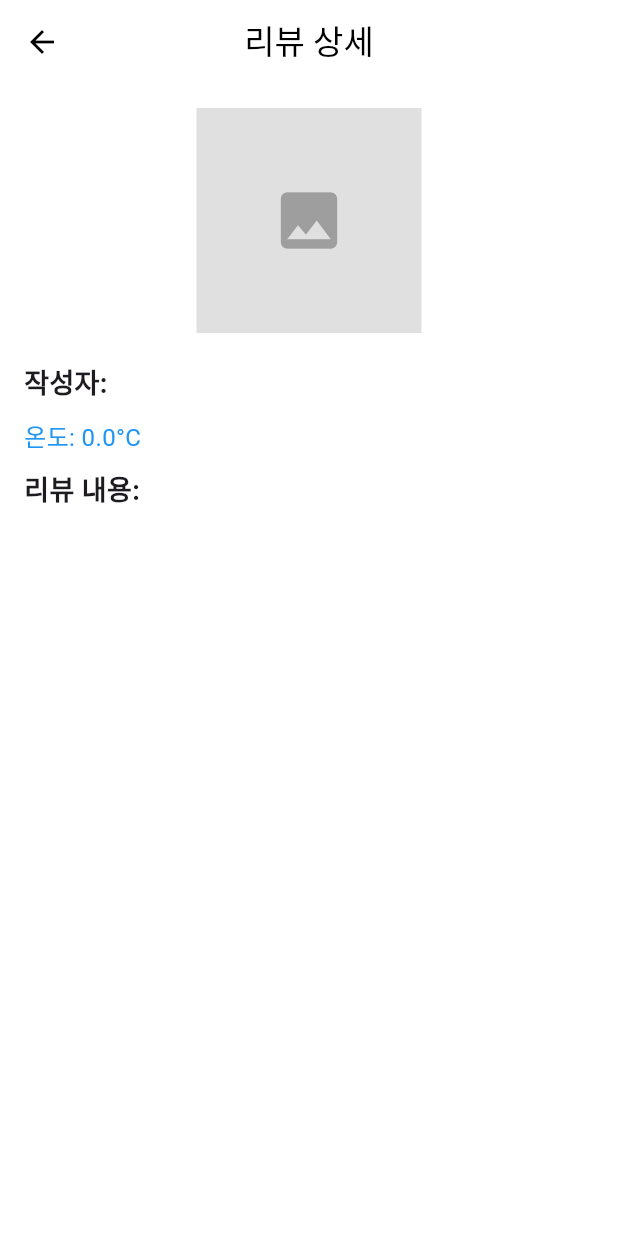
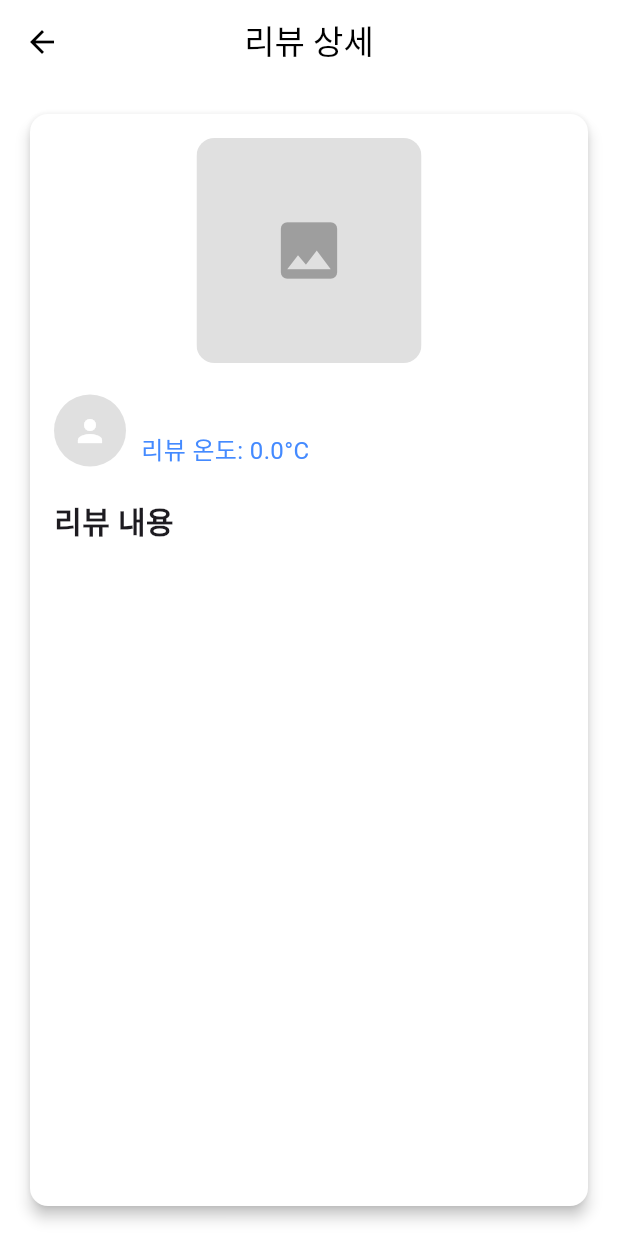
Before and after one commit to Android-Advanced/Frontend, a Flutter app: the ReviewDetailPage screen opened directly with empty values, on a phone screen of 412 x 824 dp. Run offline on Flutter 3.47's test engine with Material 3 defaults, Android fonts, the phone set to English and light mode, and no system bars; our stand-ins replace cloud_firestore, firebase_auth, firebase_core, firebase_storage, google_maps_flutter, image_picker and 1 more; accounts and stored records are empty; network calls fail.

Commit message:
FIX: 단순 UI 수정

```diff
--- a/lib/screens/ReviewDetailPage.dart
+++ b/lib/screens/ReviewDetailPage.dart
@@ -21,12 +21,23 @@ class ReviewDetailPage extends StatelessWidget {
       ),
       body: Padding(
         padding: const EdgeInsets.all(16.0),
+        child: Card(
+          color: Colors.white,
+          shape: RoundedRectangleBorder(
+            borderRadius: BorderRadius.circular(12),
+          ),
+          elevation: 4,
+          child: Padding(
+            padding: const EdgeInsets.all(16.0),
             child: Column(
               crossAxisAlignment: CrossAxisAlignment.start,
               children: [
                 // 썸네일 이미지
                 Center(
-              child: reviewData["thumbnail"] != null && reviewData["thumbnail"].isNotEmpty
+                  child: ClipRRect(
+                    borderRadius: BorderRadius.circular(12),
+                    child: reviewData["thumbnail"] != null &&
+                        reviewData["thumbnail"].isNotEmpty
                         ? Image.network(
                       reviewData["thumbnail"],
                       width: 150,
@@ -40,30 +51,63 @@ class ReviewDetailPage extends StatelessWidget {
                       child: const Icon(Icons.image, size: 50, color: Colors.grey),
                     ),
                   ),
+                ),
                 const SizedBox(height: 20),
-            // 작성자 이름
+                // 작성자 섹션
+                Row(
+                  children: [
+                    CircleAvatar(
+                      radius: 24,
+                      backgroundImage: reviewData["reviewerImage"] != null &&
+                          reviewData["reviewerImage"].isNotEmpty
+                          ? NetworkImage(reviewData["reviewerImage"])
+                          : null,
+                      backgroundColor: Colors.grey[300],
+                      child: reviewData["reviewerImage"] == null ||
+                          reviewData["reviewerImage"].isEmpty
+                          ? const Icon(Icons.person, color: Colors.white)
+                          : null,
+                    ),
+                    const SizedBox(width: 10),
+                    Column(
+                      crossAxisAlignment: CrossAxisAlignment.start,
+                      children: [
                         Text(
-              "작성자: ${reviewData['reviewerName'] ?? '익명'}",
-              style: const TextStyle(fontSize: 18, fontWeight: FontWeight.bold),
+                          reviewData['reviewerName'] ?? '익명',
+                          style: const TextStyle(
+                            fontSize: 18,
+                            fontWeight: FontWeight.bold,
+                          ),
+                        ),
+                        Text(
+                          "리뷰 온도: ${reviewData['temperature'].toStringAsFixed(1)}°C",
+                          style: TextStyle(
+                            fontSize: 16,
+                            color: Colors.blueAccent,
+                          ),
+                        ),
+                      ],
+                    ),
+                  ],
+                ),
+                const SizedBox(height: 20),
+                // 리뷰 제목
+                const Text(
+                  "리뷰 내용",
+                  style: TextStyle(
+                    fontSize: 20,
+                    fontWeight: FontWeight.bold,
+                  ),
                 ),
                 const SizedBox(height: 10),
-            // 온도
-            Text(
-              "온도: ${reviewData['temperature'].toStringAsFixed(1)}°C",
-              style: const TextStyle(fontSize: 16, color: Colors.blue),
-            ),
-            const SizedBox(height: 10),
-            // 리뷰 내용
-            Text(
-              "리뷰 내용:",
-              style: const TextStyle(fontSize: 18, fontWeight: FontWeight.bold),
-            ),
-            const SizedBox(height: 5),
+                // 리뷰 본문
                 Text(
                   reviewData['reviewText'] ?? "내용 없음",
-              style: const TextStyle(fontSize: 16),
+                  style: const TextStyle(fontSize: 16, height: 1.5),
                 ),
               ],
+            ),
+          ),
         ),
       ),
     );
--- a/lib/screens/home.dart
+++ b/lib/screens/home.dart
@@ -75,6 +75,7 @@ class _HomeState extends State<Home> {
 
   PreferredSizeWidget _appbarWidget() {
     return AppBar(
+      backgroundColor: Colors.white,
       title: Row(
         mainAxisAlignment: MainAxisAlignment.start,
         children: [
@@ -213,6 +214,7 @@ class _HomeState extends State<Home> {
         return true;
       },
       child: Scaffold(
+        backgroundColor: Colors.white,
         appBar: _appbarWidget(),
         body: _bodyWidget(),
         floatingActionButton: FloatingActionButton(
--- a/lib/screens/home_page.dart
+++ b/lib/screens/home_page.dart
@@ -108,6 +108,7 @@ class _HomePageState extends State<HomePage> {
 
   Widget _bottomNavigationbarWidget() {
     return BottomNavigationBar(
+      backgroundColor: Colors.white,
       type: BottomNavigationBarType.fixed,  // 균등하게 아이템을 배분
       onTap: (int index){
         setState(() {
--- a/lib/screens/map.dart
+++ b/lib/screens/map.dart
@@ -59,6 +59,7 @@ class _MapscreenState extends State<Mapscreen> {
   @override
   Widget build(BuildContext context) {
     return Scaffold(
+      backgroundColor: Colors.white,
       appBar: AppBar(
         title: Text('지도'),
       ),
@@ -76,16 +77,19 @@ class _MapscreenState extends State<Mapscreen> {
         mainAxisAlignment: MainAxisAlignment.end,
         children: [
           FloatingActionButton(
+            backgroundColor: Colors.white,
             onPressed: _zoomIn, // 줌인 버튼
             child: Icon(Icons.zoom_in),
           ),
           SizedBox(height: 10),
           FloatingActionButton(
+            backgroundColor: Colors.white,
             onPressed: _zoomOut, // 줌아웃 버튼
             child: Icon(Icons.zoom_out),
           ),
           SizedBox(height: 10),
           FloatingActionButton(
+            backgroundColor: Colors.white,
             onPressed: () {
               // 새로운 위치 추가
               setState(() {
```
Lines whose indentation alone changed are shown as unchanged.
